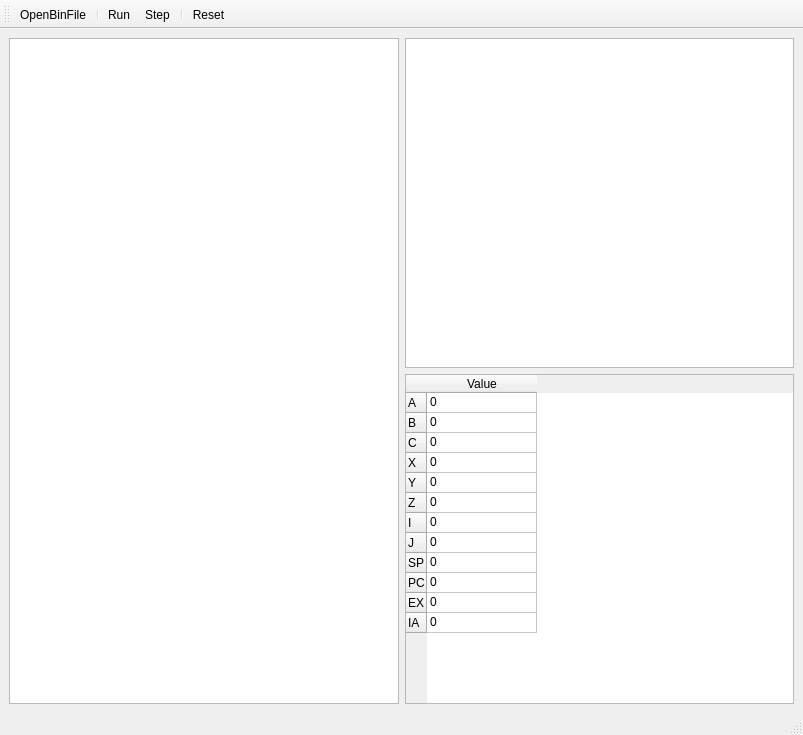
Before: the Qt Designer form dcpu/devkit.ui in brickbtv/CodeSpace_DevKit, drawn with Qt 5.
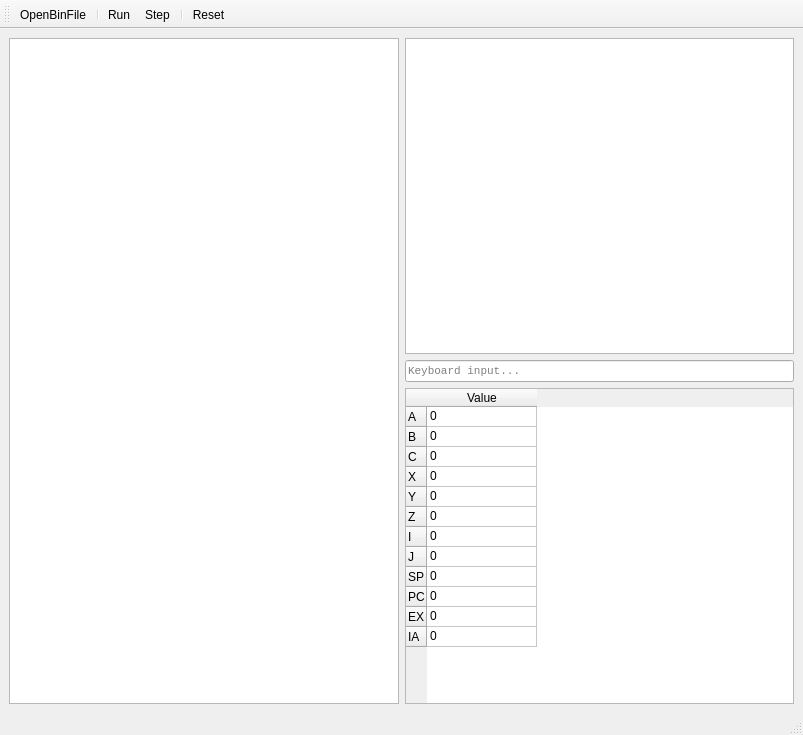
After: the same form once the commit is applied.

Commit message: keyboard support

```diff
--- a/dcpu/devkit.ui
+++ b/dcpu/devkit.ui
@@ -30,6 +30,19 @@
       <item>
        <widget class="QGraphicsView" name="display"/>
       </item>
+      <item>
+       <widget class="QLineEdit" name="keyboard">
+        <property name="font">
+         <font>
+          <family>Monospace</family>
+          <pointsize>8</pointsize>
+         </font>
+        </property>
+        <property name="placeholderText">
+         <string>Keyboard input...</string>
+        </property>
+       </widget>
+      </item>
       <item>
        <widget class="QTableWidget" name="registers">
         <property name="font">
```
The commit also changes 3 other files.
